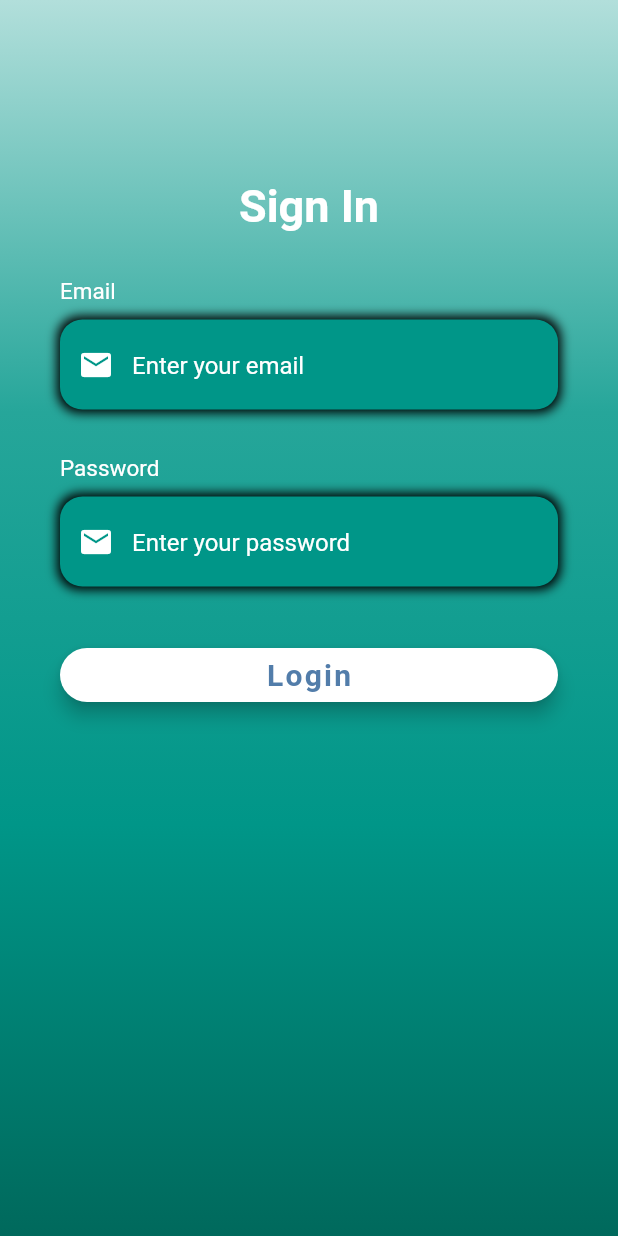
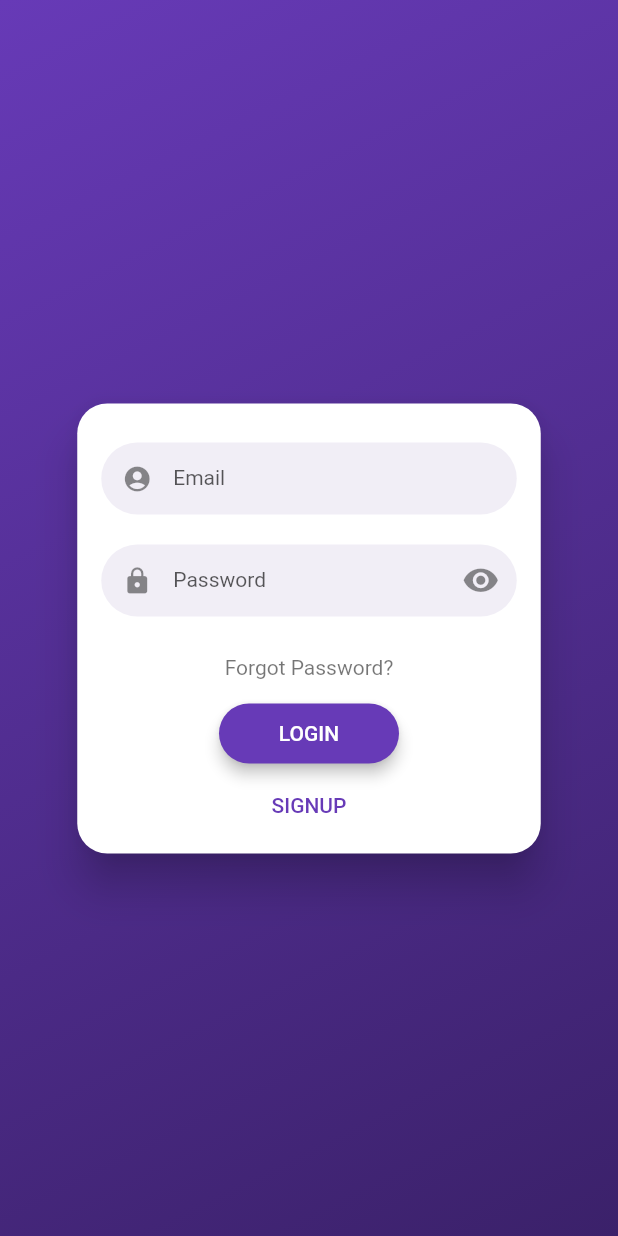
Before and after one commit to Blaze-Community/our_e_college_app, a Flutter app: the screen it shows after launch, on a phone screen of 412 x 824 dp. Run offline on Flutter 3.47's test engine with Material 2 defaults, Android fonts, the phone set to English and light mode, and no system bars; drawn by our look-alikes of flutter_login; our stand-ins replace curved_navigation_bar, font_awesome_flutter; Roboto replaces fonts that are missing (OpenSans).

```diff
--- /dev/null
+++ b/lib/LoginScreen.dart
@@ -0,0 +1,51 @@
+import 'package:flutter/material.dart';
+import 'package:flutter_login/flutter_login.dart';
+import 'package:our_e_college_app/Resources.dart';
+// import 'dashboard_screen.dart';
+// import 'homepage.dart';
+
+const users = const {
+  'bt19cse008@iiitn.ac.in': 'iitn@008',
+  'test@gmail.com': '123'
+};
+
+class LoginScreen extends StatelessWidget {
+  Duration get loginTime => Duration(milliseconds: 2250);
+
+  Future<String> _authUser(LoginData data) {
+    print('Name: ${data.name}, Password: ${data.password}');
+    return Future.delayed(loginTime).then((_) {
+      if (!users.containsKey(data.name)) {
+        return 'Username does not exist';
+      }
+      if (users[data.name] != data.password) {
+        return 'Password does not match';
+      }
+      return null;
+    });
+  }
+
+  Future<String> _recoverPassword(String name) {
+    print('Name: $name');
+    return Future.delayed(loginTime).then((_) {
+      if (!users.containsKey(name)) {
+        return 'Username does not exist';
+      }
+      return null;
+    });
+  }
+
+  @override
+  Widget build(BuildContext context) {
+    return FlutterLogin(
+      onLogin: _authUser,
+      onSignup: _authUser,
+      onSubmitAnimationCompleted: () {
+        Navigator.of(context).pushReplacement(MaterialPageRoute(
+          builder: (context) => Resources(),
+        ));
+      },
+      onRecoverPassword: _recoverPassword,
+    );
+  }
+}
--- a/lib/main.dart
+++ b/lib/main.dart
@@ -1,6 +1,7 @@
 import 'package:flutter/material.dart';
 import 'package:flutter/widgets.dart';
 import 'package:our_e_college_app/Resources.dart';
+import 'package:our_e_college_app/LoginScreen.dart';
 
 void main() => runApp(MyApp());
 
@@ -12,7 +13,7 @@ class MyApp extends StatelessWidget {
       debugShowCheckedModeBanner: false,
       title: 'College App',
       theme: ThemeData(
-          primarySwatch: Colors.blue,
+          primarySwatch: Colors.deepPurple,
           textTheme: TextTheme(title: TextStyle(fontFamily: "Nunito"))),
       home: MyHomePage(),
     );
@@ -23,150 +24,7 @@ class MyHomePage extends StatelessWidget {
   @override
   Widget build(BuildContext context) {
     return Scaffold(
-      body: Stack(
-        children: [
-          Container(
-            height: double.infinity,
-            width: double.infinity,
-            decoration: BoxDecoration(
-              gradient: LinearGradient(
-                  begin: Alignment.topCenter,
-                  end: Alignment.bottomCenter,
-                  colors: [
-                    Colors.teal[100],
-                    Colors.teal[400],
-                    Colors.teal,
-                    Colors.teal[800],
-                  ]),
-            ),
-          ),
-          Container(
-            height: double.infinity,
-            child: SingleChildScrollView(
-              physics: AlwaysScrollableScrollPhysics(),
-              padding: EdgeInsets.symmetric(horizontal: 40, vertical: 120.0),
-              child: Column(
-                children: [
-                  Text(
-                    'Sign In',
-                    style: TextStyle(
-                        color: Colors.white,
-                        fontFamily: 'OpenSans',
-                        fontSize: 30.0,
-                        fontWeight: FontWeight.bold),
-                  ),
-                  SizedBox(
-                    height: 30.0,
-                  ),
-                  Column(
-                    crossAxisAlignment: CrossAxisAlignment.start,
-                    children: [
-                      Text(
-                        'Email',
-                        style: TextStyle(color: Colors.white, fontSize: 15),
-                      ),
-                      SizedBox(
-                        height: 10,
-                      ),
-                      Container(
-                        alignment: Alignment.centerLeft,
-                        height: 60.0,
-                        decoration: BoxDecoration(
-                            color: Colors.teal,
-                            borderRadius: BorderRadius.circular(15),
-                            boxShadow: [
-                              BoxShadow(
-                                color: Colors.black,
-                                blurRadius: 5.0,
-                                spreadRadius: 2.0,
-                              )
-                            ]),
-                        child: TextField(
-                          keyboardType: TextInputType.emailAddress,
-                          style: TextStyle(color: Colors.white),
-                          decoration: InputDecoration(
-                              border: InputBorder.none,
-                              contentPadding: EdgeInsets.only(top: 15.0),
-                              prefixIcon: Icon(
-                                Icons.email,
-                                color: Colors.white,
-                              ),
-                              hintText: 'Enter your email',
-                              hintStyle: TextStyle(color: Colors.white)),
-                        ),
-                      ),
-                      SizedBox(
-                        height: 30,
-                      ),
-                      Text(
-                        'Password',
-                        style: TextStyle(color: Colors.white, fontSize: 15),
-                      ),
-                      SizedBox(
-                        height: 10,
-                      ),
-                      Container(
-                        alignment: Alignment.centerLeft,
-                        height: 60.0,
-                        decoration: BoxDecoration(
-                            color: Colors.teal,
-                            borderRadius: BorderRadius.circular(15),
-                            boxShadow: [
-                              BoxShadow(
-                                color: Colors.black,
-                                blurRadius: 5.0,
-                                spreadRadius: 2.0,
-                              )
-                            ]),
-                        child: TextField(
-                          obscureText: true,
-                          style: TextStyle(color: Colors.white),
-                          decoration: InputDecoration(
-                            border: InputBorder.none,
-                            contentPadding: EdgeInsets.only(top: 15.0),
-                            prefixIcon: Icon(
-                              Icons.email,
-                              color: Colors.white,
-                            ),
-                            hintText: 'Enter your password',
-                            hintStyle: TextStyle(color: Colors.white),
-                          ),
-                        ),
-                      ),
-                      Container(
-                        padding: EdgeInsets.symmetric(vertical: 35.0),
-                        width: double.infinity,
-                        child: RaisedButton(
-                          elevation: 5.0,
-                          onPressed: () {
-                            Navigator.push(
-                                context,
-                                MaterialPageRoute(
-                                    builder: (BuildContext context) =>
-                                        Resources()));
-                          },
-                          shape: RoundedRectangleBorder(
-                              borderRadius: BorderRadius.circular(30.0)),
-                          color: Colors.white,
-                          child: Text(
-                            'Login',
-                            style: TextStyle(
-                                color: Color(0xFF527DAA),
-                                letterSpacing: 1.5,
-                                fontSize: 20,
-                                fontWeight: FontWeight.bold,
-                                fontFamily: 'OpenSans'),
-                          ),
-                        ),
-                      )
-                    ],
-                  )
-                ],
-              ),
-            ),
-          )
-        ],
-      ),
+      body: LoginScreen(),
     );
   }
 }
--- a/lib/utils/homepage.dart
+++ b/lib/utils/homepage.dart
@@ -100,26 +100,23 @@ class _HomeScreenState extends State<HomeScreen> {
                           SizedBox(
                             height: 10,
                           ),
-                          Text(
-                            "All Subjects",
-                            textAlign: TextAlign.left,
-                            style: TextStyle(
-                                color: Colors.white,
-                                fontSize: 32,
-                                letterSpacing: 1.9,
-                                fontWeight: FontWeight.w700),
+                          Row(
+                            children: [
+                              Expanded(
+                                child: Text(
+                                  "IIIT N",
+                                  textAlign: TextAlign.center,
+                                  style: TextStyle(
+                                      color: Colors.white,
+                                      fontSize: 32,
+                                      letterSpacing: 1.9,
+                                      fontWeight: FontWeight.w700),
+                                ),
+                              ),
+                            ],
                           ),
                           SizedBox(
-                            height: 16,
-                          ),
-                          Text(
-                            "Please select a study subject",
-                            textAlign: TextAlign.left,
-                            style: TextStyle(
-                                color: Color(0xffE1F5FF),
-                                fontSize: 18,
-                                letterSpacing: 1.9,
-                                fontWeight: FontWeight.bold),
+                            height: 10,
                           ),
                           Container(
                             decoration: BoxDecoration(boxShadow: [
--- a/pubspec.yaml
+++ b/pubspec.yaml
@@ -3,7 +3,7 @@ description: A new Flutter application.
 
 # The following line prevents the package from being accidentally published to
 # pub.dev using `pub publish`. This is preferred for private packages.
-publish_to: 'none' # Remove this line if you wish to publish to pub.dev
+publish_to: "none" # Remove this line if you wish to publish to pub.dev
 
 # The following defines the version and build number for your application.
 # A version number is three numbers separated by dots, like 1.2.43
@@ -27,8 +27,9 @@ dependencies:
   # Use with the CupertinoIcons class for iOS style icons.
   cupertino_icons: ^1.0.1
   curved_navigation_bar: ^0.3.7
-  font_awesome_flutter: ^8.7.0
+  font_awesome_flutter: ^9.0.0
   custom_navigator: ^0.3.0
+  flutter_login: ^1.1.0
 
 dev_dependencies:
   flutter_test:
@@ -41,7 +42,6 @@ dev_dependencies:
 
 # The following section is specific to Flutter.
 flutter:
-
   # The following line ensures that the Material Icons font is
   # included with your application, so that you can use the icons in
   # the material Icons class.
```
Also changed, not shown: pubspec.lock.
